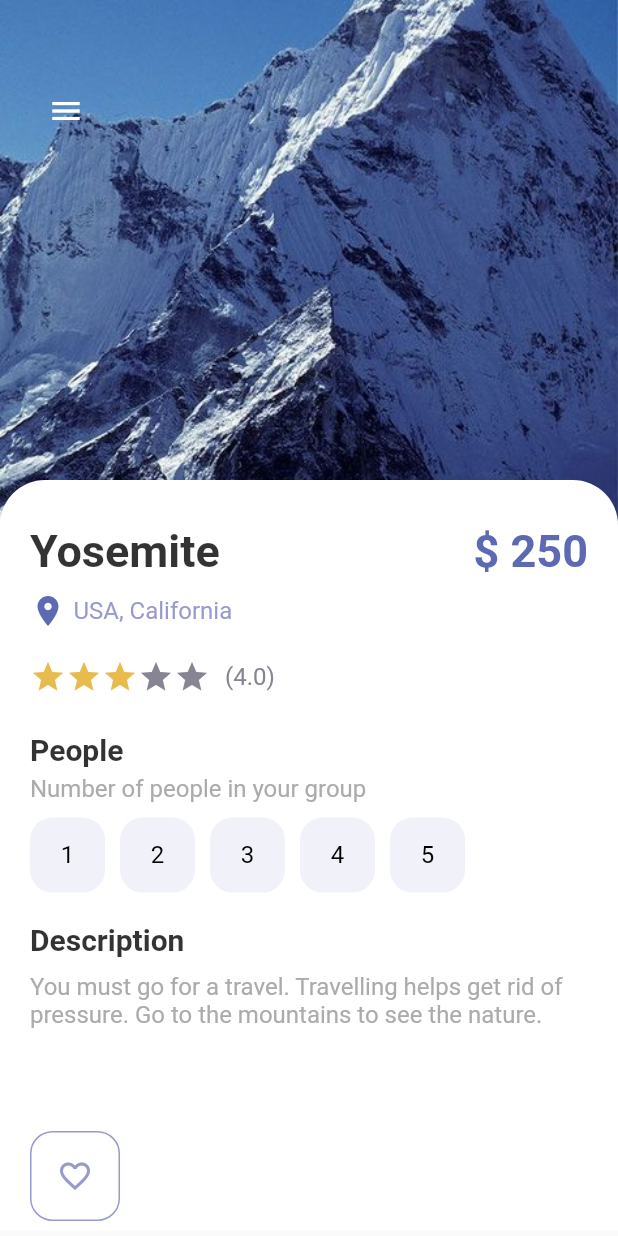
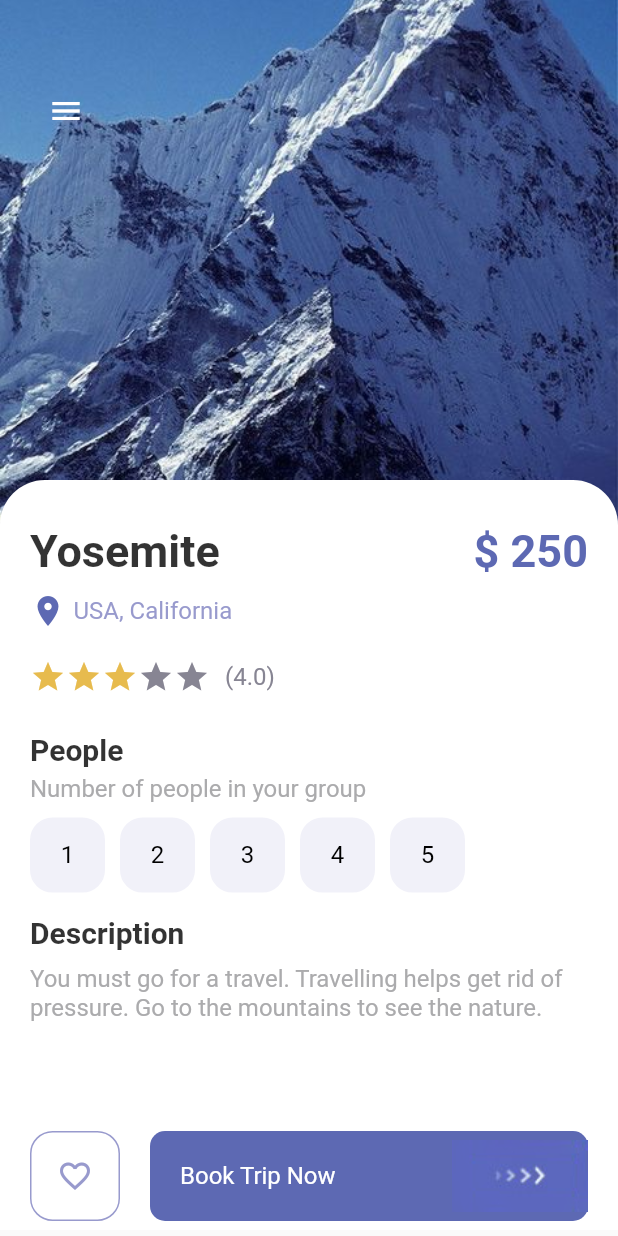
Before and after one commit to joaovieira23/travel-app, a Flutter app: the screen it shows after launch, on a phone screen of 412 x 824 dp. Run offline on Flutter 3.47's test engine with Material 2 defaults, Android fonts, the phone set to English and light mode, and no system bars.

Commit message:
feat: working on resubale app large buttons respon

```diff
--- a/lib/pages/detail_page.dart
+++ b/lib/pages/detail_page.dart
@@ -6,6 +6,7 @@ import 'package:travel_app/misc/colors.dart';
 import 'package:travel_app/widgets/app.buttons.dart';
 import 'package:travel_app/widgets/app_large_text.dart';
 import 'package:travel_app/widgets/app_text.dart';
+import 'package:travel_app/widgets/responsive_button.dart';
 
 class DetailPage extends StatefulWidget {
   const DetailPage({Key? key}) : super(key: key);
@@ -118,7 +119,7 @@ class _DetailPageState extends State<DetailPage> {
                         );
                       }),
                     ),
-                    SizedBox(height: 20,),
+                    SizedBox(height: 15,),
                     AppLargeText(text: "Description", color: Colors.black.withOpacity(0.8), size: 20,),
                     SizedBox(height: 10,),
                     AppText(text: "You must go for a travel. Travelling helps get rid of pressure. Go to the mountains to see the nature.", color: AppColors.mainTextColor,)
@@ -130,6 +131,7 @@ class _DetailPageState extends State<DetailPage> {
             Positioned(
               bottom: 10,
               left: 20,
+              right: 20,
               child: Row(
                 children: [
                   AppButtons(
@@ -139,6 +141,11 @@ class _DetailPageState extends State<DetailPage> {
                     borderColor: AppColors.textColor1,
                     isIcon: true,
                     icon: Icons.favorite_border
+                  ),
+                  SizedBox(width: 20,),
+                  ResponsiveButton(
+                    isResponsive: true,
+
                   )
                 ],
               ))
--- a/lib/widgets/responsive_button.dart
+++ b/lib/widgets/responsive_button.dart
@@ -1,27 +1,33 @@
+import 'package:flutter/material.dart';
 import 'package:flutter/src/foundation/key.dart';
 import 'package:flutter/src/widgets/framework.dart';
 import 'package:flutter/cupertino.dart';
 import 'package:travel_app/misc/colors.dart';
+import 'package:travel_app/widgets/app_text.dart';
 
 class ResponsiveButton extends StatelessWidget {
   bool? isResponsive;
   double? width;
-  ResponsiveButton({Key? key, this.width, this.isResponsive = false}) : super(key: key);
+  ResponsiveButton({Key? key, this.width = 120, this.isResponsive = false}) : super(key: key);
 
   @override
   Widget build(BuildContext context) {
-    return Container(
-      width: width,
+    return Flexible(
+      child: Container(
+        width: isResponsive == true ? double.maxFinite : width,
         height: 60,
         decoration: BoxDecoration(
           borderRadius: BorderRadius.circular(10),
           color: AppColors.mainColor,
         ),
         child: Row(
-        mainAxisAlignment: MainAxisAlignment.center,
+          mainAxisAlignment: isResponsive == true ? MainAxisAlignment.spaceBetween : MainAxisAlignment.center,
           children: [
+            isResponsive == true ? Container(margin: const EdgeInsets.only(left: 20),
+            child: AppText(text: "Book Trip Now", color: Colors.white,)) : Container(),
             Image.asset("img/button-one.png"),
           ],
+        ),
       ),
     );
   }
```
Lines whose indentation alone changed are shown as unchanged.
